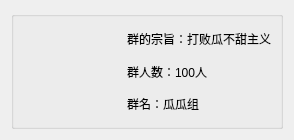
Above: QBox/groupitem.ui from BuleHell/QBox before the change. Below: the same form after it.
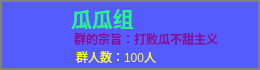
That is the form after the change. Icons and pictures are not drawn.

```diff
--- a/QBox/groupitem.ui
+++ b/QBox/groupitem.ui
@@ -6,24 +6,44 @@
    <rect>
     <x>0</x>
     <y>0</y>
-    <width>294</width>
-    <height>140</height>
+    <width>260</width>
+    <height>70</height>
    </rect>
   </property>
   <property name="windowTitle">
    <string>Form</string>
   </property>
-  <layout class="QGridLayout" name="gridLayout">
-   <item row="0" column="0">
     <widget class="QGroupBox" name="groupBox">
+   <property name="geometry">
+    <rect>
+     <x>0</x>
+     <y>0</y>
+     <width>260</width>
+     <height>70</height>
+    </rect>
+   </property>
+   <property name="styleSheet">
+    <string notr="true">QGroupBox {
+background-color:rgb(84, 92, 255);
+border: 2px solid gray;
+margin-top: 0px;
+ }</string>
+   </property>
      <property name="title">
       <string/>
      </property>
-     <layout class="QGridLayout" name="gridLayout_2">
-      <item row="0" column="0">
-       <layout class="QHBoxLayout" name="horizontalLayout">
-        <item>
-         <widget class="QLabel" name="label">
+   <widget class="QLabel" name="label_pic">
+    <property name="geometry">
+     <rect>
+      <x>4</x>
+      <y>4</y>
+      <width>61</width>
+      <height>61</height>
+     </rect>
+    </property>
+    <property name="cursor">
+     <cursorShape>PointingHandCursor</cursorShape>
+    </property>
           <property name="text">
            <string/>
           </property>
@@ -34,38 +54,75 @@
            <bool>true</bool>
           </property>
          </widget>
-        </item>
-        <item>
-         <layout class="QVBoxLayout" name="verticalLayout">
-          <item>
-           <widget class="QLabel" name="label_3">
+   <widget class="QLabel" name="label_info">
+    <property name="geometry">
+     <rect>
+      <x>74</x>
+      <y>29</y>
+      <width>181</width>
+      <height>20</height>
+     </rect>
+    </property>
             <property name="text">
-             <string>群的宗旨：打败瓜不甜主义</string>
-            </property>
-           </widget>
-          </item>
-          <item>
-           <widget class="QLabel" name="label_4">
+     <string>&lt;html&gt;&lt;head/&gt;&lt;body&gt;&lt;p&gt;&lt;span style=&quot; font-weight:600; color:#80129f;&quot;&gt;群的宗旨：打败瓜不甜主义&lt;/span&gt;&lt;/p&gt;&lt;/body&gt;&lt;/html&gt;</string>
+    </property>
+   </widget>
+   <widget class="QLabel" name="label_num">
+    <property name="geometry">
+     <rect>
+      <x>76</x>
+      <y>47</y>
+      <width>141</width>
+      <height>20</height>
+     </rect>
+    </property>
+    <property name="styleSheet">
+     <string notr="true">QLabel{
+	border-color: rgb(255, 250, 5);
+    font: 100 12pt &quot;微软雅黑&quot;;
+    color: rgb(255, 250, 5);
+    background-color: rgba(255, 193, 245, 0%);
+}
+QLabel:hover{
+	border-color: rgb(0, 170, 255);
+	color: rgb(255,125, 0);
+	font: 100 20pt &quot;微软雅黑&quot;;
+    background-color: rgba(255, 193, 245, 0%);
+}</string>
+    </property>
             <property name="text">
              <string>群人数：100人</string>
             </property>
            </widget>
-          </item>
-          <item>
-           <widget class="QLabel" name="label_2">
+   <widget class="QLabel" name="label_name">
+    <property name="geometry">
+     <rect>
+      <x>71</x>
+      <y>2</y>
+      <width>187</width>
+      <height>27</height>
+     </rect>
+    </property>
+    <property name="styleSheet">
+     <string notr="true">QLabel{
+	border-color: rgb(23, 30, 5);
+    font: 100 12pt &quot;微软雅黑&quot;;
+    color: rgb(33, 250, 127);
+    background-color: rgba(255, 193, 245, 0%);
+}
+QLabel:hover{
+	border-color: rgb(0, 170, 255);
+ 
+	color: rgb(255, 0, 0);
+	font: 100 20pt &quot;微软雅黑&quot;;
+    background-color: rgba(255, 193, 245, 0%);
+}</string>
+    </property>
             <property name="text">
-             <string>群名：瓜瓜组</string>
-            </property>
-           </widget>
-          </item>
-         </layout>
-        </item>
-       </layout>
-      </item>
-     </layout>
-    </widget>
-   </item>
-  </layout>
+     <string>&lt;html&gt;&lt;head/&gt;&lt;body&gt;&lt;p&gt;&lt;span style=&quot; font-size:16pt; font-weight:600;&quot;&gt;瓜瓜组&lt;/span&gt;&lt;/p&gt;&lt;/body&gt;&lt;/html&gt;</string>
+    </property>
+   </widget>
+  </widget>
  </widget>
  <resources>
   <include location="resource.qrc"/>
```
Left out of the diff: 2 changed lines with no effect on the pictures. Lines whose indentation alone changed are shown as unchanged.
